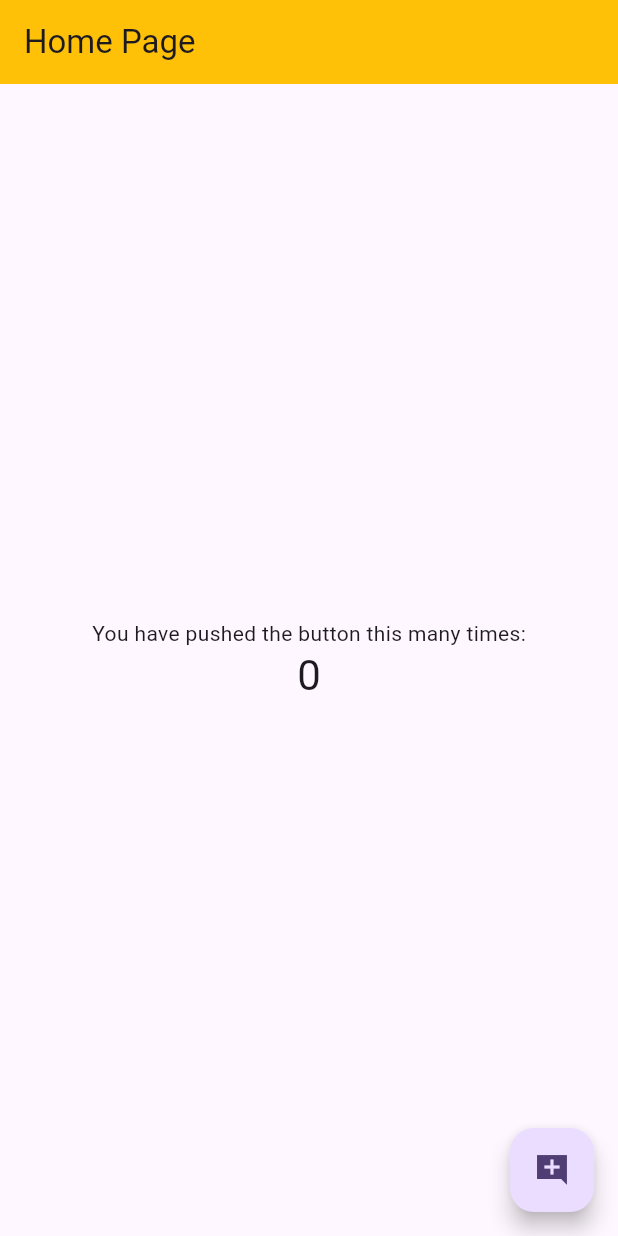
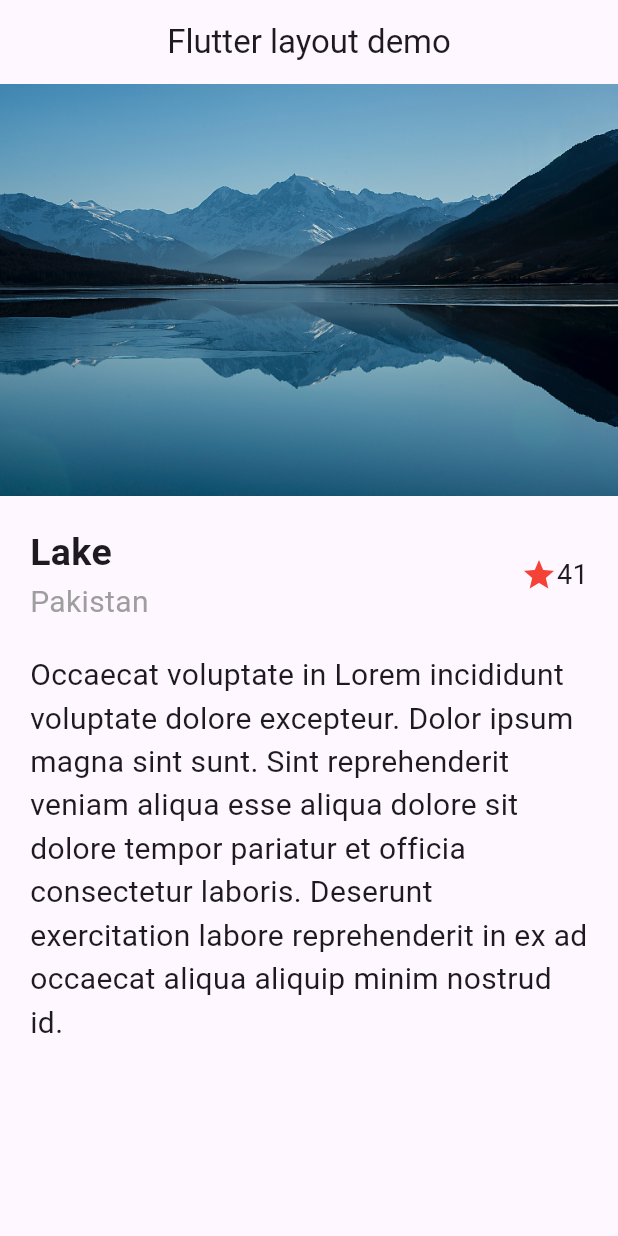
Before and after one commit to qasimsiddiqui/Flutter_Bootcamp, a Flutter app: the screen it shows after launch, on a phone screen of 412 x 824 dp. Run offline on Flutter 3.47's test engine with Material 3 defaults, Android fonts, the phone set to English and light mode, and no system bars.

Commit message:
ui design

```diff
--- /dev/null
+++ b/lib/image_section.dart
@@ -0,0 +1,12 @@
+import 'package:flutter/material.dart';
+
+class ImageSection extends StatelessWidget {
+  const ImageSection({super.key, required this.imagePath});
+
+  final String imagePath;
+
+  @override
+  Widget build(BuildContext context) {
+    return Image.asset(imagePath);
+  }
+}
--- a/lib/main.dart
+++ b/lib/main.dart
@@ -1,4 +1,6 @@
 import 'package:flutter/material.dart';
+import 'package:flutter_application/image_section.dart';
+import 'package:flutter_application/title_row.dart';
 
 void main() {
   runApp(const MyApp());
@@ -7,46 +9,21 @@ void main() {
 class MyApp extends StatelessWidget {
   const MyApp({super.key});
 
-  // This widget is the root of your application.
   @override
   Widget build(BuildContext context) {
     return MaterialApp(
       title: 'Flutter Demo',
       theme: ThemeData(
-        // This is the theme of your application.
-        //
-        // TRY THIS: Try running your application with "flutter run". You'll see
-        // the application has a purple toolbar. Then, without quitting the app,
-        // try changing the seedColor in the colorScheme below to Colors.green
-        // and then invoke "hot reload" (save your changes or press the "hot
-        // reload" button in a Flutter-supported IDE, or press "r" if you used
-        // the command line to start the app).
-        //
-        // Notice that the counter didn't reset back to zero; the application
-        // state is not lost during the reload. To reset the state, use hot
-        // restart instead.
-        //
-        // This works for code too, not just values: Most code changes can be
-        // tested with just a hot reload.
         colorScheme: ColorScheme.fromSeed(seedColor: Colors.deepPurple),
         useMaterial3: true,
       ),
-      home: const MyHomePage(title: 'Home Page'),
+      home: const MyHomePage(title: 'Flutter layout demo'),
     );
   }
 }
 
 class MyHomePage extends StatefulWidget {
   const MyHomePage({super.key, required this.title});
-
-  // This widget is the home page of your application. It is stateful, meaning
-  // that it has a State object (defined below) that contains fields that affect
-  // how it looks.
-
-  // This class is the configuration for the state. It holds the values (in this
-  // case the title) provided by the parent (in this case the App widget) and
-  // used by the build method of the State. Fields in a Widget subclass are
-  // always marked "final".
 
   final String title;
 
@@ -55,71 +32,25 @@ class MyHomePage extends StatefulWidget {
 }
 
 class _MyHomePageState extends State<MyHomePage> {
-  int _counter = 0;
-
-  void _incrementCounter() {
-    setState(() {
-      // This call to setState tells the Flutter framework that something has
-      // changed in this State, which causes it to rerun the build method below
-      // so that the display can reflect the updated values. If we changed
-      // _counter without calling setState(), then the build method would not be
-      // called again, and so nothing would appear to happen.
-      _counter++;
-    });
-  }
-
   @override
   Widget build(BuildContext context) {
-    // This method is rerun every time setState is called, for instance as done
-    // by the _incrementCounter method above.
-    //
-    // The Flutter framework has been optimized to make rerunning build methods
-    // fast, so that you can just rebuild anything that needs updating rather
-    // than having to individually change instances of widgets.
     return Scaffold(
-      appBar: AppBar(
-        // TRY THIS: Try changing the color here to a specific color (to
-        // Colors.amber, perhaps?) and trigger a hot reload to see the AppBar
-        // change color while the other colors stay the same.
-        backgroundColor: Colors.amber,
-        // Here we take the value from the MyHomePage object that was created by
-        // the App.build method, and use it to set our appbar title.
-        title: Text(widget.title),
-      ),
-      body: Center(
-        // Center is a layout widget. It takes a single child and positions it
-        // in the middle of the parent.
-        child: Column(
-          // Column is also a layout widget. It takes a list of children and
-          // arranges them vertically. By default, it sizes itself to fit its
-          // children horizontally, and tries to be as tall as its parent.
-          //
-          // Column has various properties to control how it sizes itself and
-          // how it positions its children. Here we use mainAxisAlignment to
-          // center the children vertically; the main axis here is the vertical
-          // axis because Columns are vertical (the cross axis would be
-          // horizontal).
-          //
-          // TRY THIS: Invoke "debug painting" (choose the "Toggle Debug Paint"
-          // action in the IDE, or press "p" in the console), to see the
-          // wireframe for each widget.
-          mainAxisAlignment: MainAxisAlignment.center,
-          children: <Widget>[
-            const Text(
-              'You have pushed the button this many times:',
-            ),
-            Text(
-              '$_counter',
-              style: Theme.of(context).textTheme.headlineMedium,
-            ),
+        appBar: AppBar(
+          title: Center(child: Text(widget.title)),
+        ),
+        body: const Column(
+          crossAxisAlignment: CrossAxisAlignment.start,
+          children: [
+            ImageSection(imagePath: 'assets/lake.jpg'),
+            TitleRow(title: 'Lake', subTitle: 'Pakistan', starCount: 41),
+            Padding(
+              padding: EdgeInsets.symmetric(horizontal: 20),
+              child: Text(
+                'Occaecat voluptate in Lorem incididunt voluptate dolore excepteur. Dolor ipsum magna sint sunt. Sint reprehenderit veniam aliqua esse aliqua dolore sit dolore tempor pariatur et officia consectetur laboris. Deserunt exercitation labore reprehenderit in ex ad occaecat aliqua aliquip minim nostrud id.',
+                style: TextStyle(fontSize: 20),
+              ),
+            )
           ],
-        ),
-      ),
-      floatingActionButton: FloatingActionButton(
-        onPressed: _incrementCounter,
-        tooltip: 'Increment',
-        child: const Icon(Icons.add_comment_sharp),
-      ), // This trailing comma makes auto-formatting nicer for build methods.
-    );
+        ));
   }
 }
--- /dev/null
+++ b/lib/title_row.dart
@@ -0,0 +1,51 @@
+import 'package:flutter/material.dart';
+
+class TitleRow extends StatelessWidget {
+  const TitleRow(
+      {super.key,
+      required this.title,
+      required this.subTitle,
+      required this.starCount});
+
+  final String title;
+  final String subTitle;
+  final int starCount;
+
+  @override
+  Widget build(BuildContext context) {
+    return Padding(
+      padding: const EdgeInsets.all(20),
+      child: Row(
+        mainAxisAlignment: MainAxisAlignment.spaceBetween,
+        children: [
+          Column(
+            crossAxisAlignment: CrossAxisAlignment.start,
+            children: [
+              Text(
+                title,
+                style:
+                    const TextStyle(fontWeight: FontWeight.bold, fontSize: 25),
+              ),
+              Text(
+                subTitle,
+                style: const TextStyle(fontSize: 20, color: Colors.grey),
+              ),
+            ],
+          ),
+          Row(
+            children: [
+              const Icon(
+                Icons.star,
+                color: Colors.red,
+              ),
+              Text(
+                starCount.toString(),
+                style: const TextStyle(fontSize: 18),
+              ),
+            ],
+          )
+        ],
+      ),
+    );
+  }
+}
```
Also changed, not shown: pubspec.yaml (+4 -7 lines), assets/lake.jpg (added).
